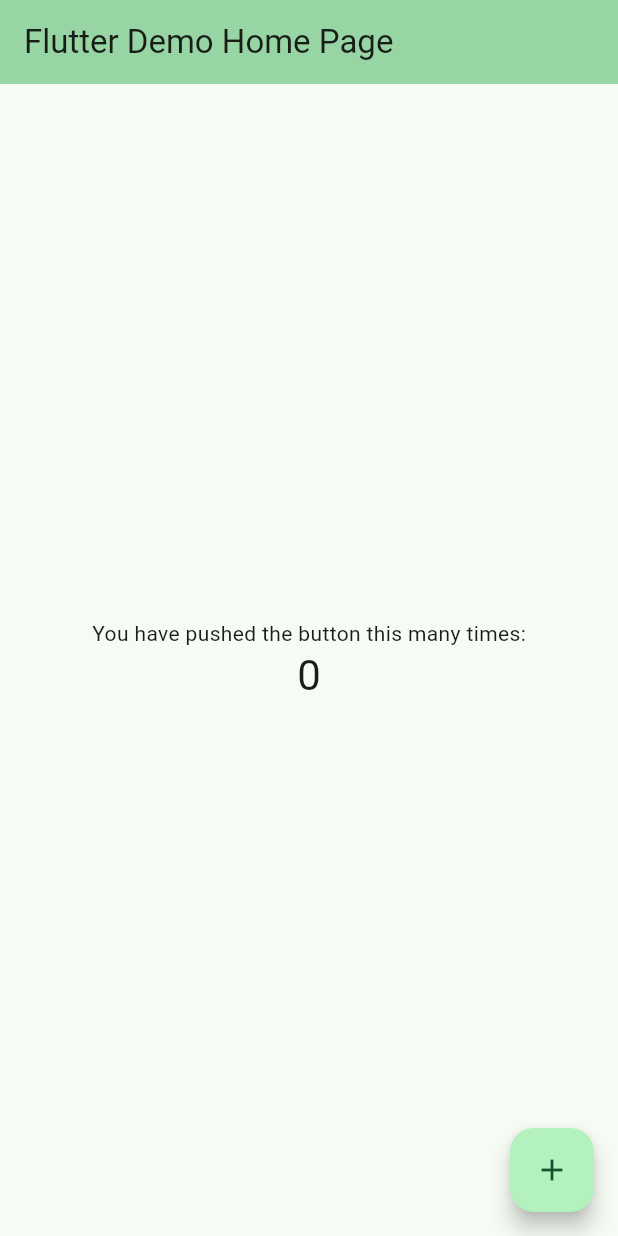
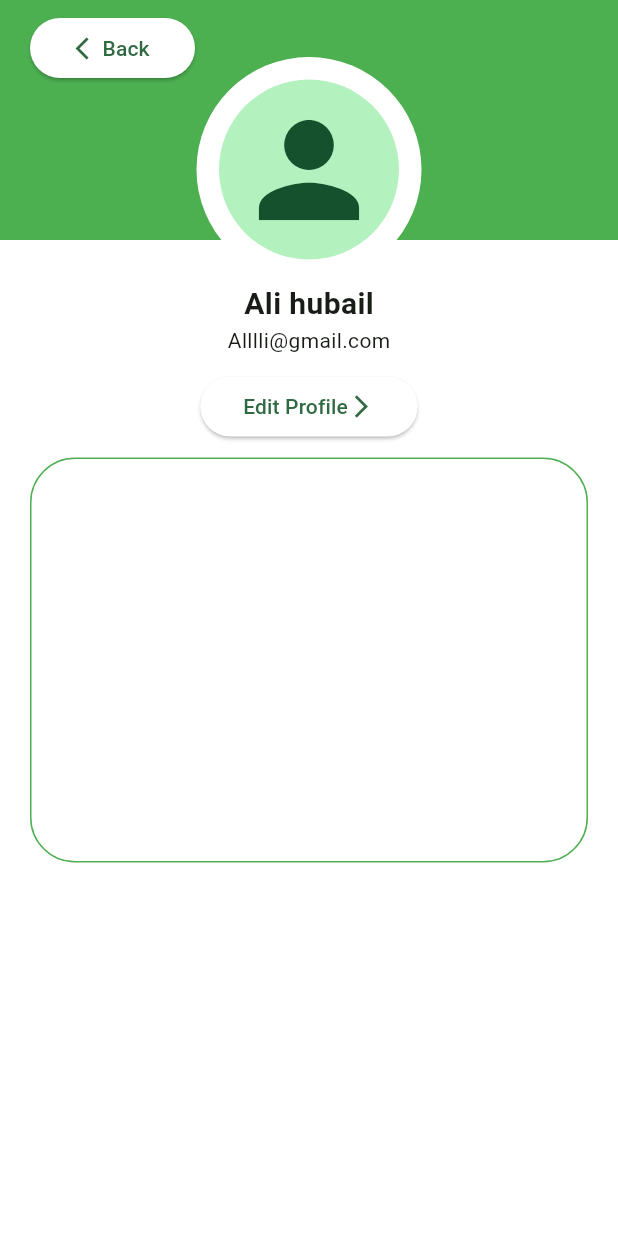
Before and after one commit to haidar1337/flutter-hackathon-uniapp-2023, a Flutter app: the screen it shows after launch, on a phone screen of 412 x 824 dp. Run offline on Flutter 3.47's test engine with Material 3 defaults, Android fonts, the light colour scheme and no system bars.

Commit message:
profile page

```diff
--- /dev/null
+++ b/lib/features/profile/presentation/profile_page.dart
@@ -0,0 +1,119 @@
+import 'package:flutter/material.dart';
+
+const Color pageBackColor = Colors.white;
+const Color rectBackColor = Colors.green;
+const Color backButtonColor = Colors.white;
+const double boxHight = 160;
+const String personName = "Ali hubail";
+const String personEmail = "Alllli@gmail.com";
+
+class ProfilePage extends StatefulWidget {
+  const ProfilePage({super.key});
+
+  @override
+  State<ProfilePage> createState() => _ProfilePageState();
+}
+
+class _ProfilePageState extends State<ProfilePage> {
+  @override
+  Widget build(BuildContext context) {
+    return Scaffold(
+      backgroundColor: pageBackColor,
+      body: Stack(
+        children: [
+          Expanded(
+            child: Container(
+              color: rectBackColor,
+              width: double.maxFinite,
+              height: boxHight,
+            ),
+          ),
+          Padding(
+            padding: const EdgeInsets.only(left: 20.0, top: 8.0, bottom: 8.0),
+            child: SafeArea(
+              child: SizedBox(
+                width: 110,
+                child: ElevatedButton(
+                  style: const ButtonStyle(
+                    backgroundColor: MaterialStatePropertyAll(backButtonColor),
+                  ),
+                  onPressed: () {},
+                  child: const Row(
+                    mainAxisAlignment: MainAxisAlignment.center,
+                    children: [
+                      Icon(Icons.arrow_back_ios),
+                      Text("Back"),
+                    ],
+                  ),
+                ),
+              ),
+            ),
+          ),
+          Padding(
+            padding: const EdgeInsets.only(
+              top: 8.0,
+              bottom: 8.0,
+              right: 20.0,
+              left: 20.0,
+            ),
+            child: Column(
+              children: [
+                const Center(
+                  child: SizedBox(height: boxHight - 130),
+                ),
+                const CircleAvatar(
+                  radius: 75,
+                  backgroundColor: pageBackColor,
+                  child: CircleAvatar(
+                    // backgroundImage: , // provide the image
+                    radius: 60,
+                    child: Icon(
+                      Icons.person,
+                      size: 100,
+                    ),
+                  ),
+                ),
+                const Text(
+                  personName,
+                  style: TextStyle(fontSize: 20, fontWeight: FontWeight.bold),
+                ),
+                const Text(personEmail),
+                const SizedBox(height: 10),
+                SizedBox(
+                  width: 145,
+                  child: ElevatedButton(
+                    style: const ButtonStyle(
+                      backgroundColor:
+                          MaterialStatePropertyAll(backButtonColor),
+                    ),
+                    onPressed: () {},
+                    child: const Row(
+                      mainAxisAlignment: MainAxisAlignment.center,
+                      children: [
+                        Text("Edit Profile"),
+                        Icon(Icons.arrow_forward_ios),
+                      ],
+                    ),
+                  ),
+                ),
+                const SizedBox(height: 10),
+                Container(
+                  padding: const EdgeInsets.all(8.0),
+                  height: 270,
+                  width: double.maxFinite,
+                  decoration: BoxDecoration(
+                      color: Colors.transparent,
+                      border: Border.all(
+                        color: rectBackColor,
+                      ),
+                      borderRadius:
+                          const BorderRadius.all(Radius.circular(30))),
+                ),
+              ],
+            ),
+          )
+        ],
+      ),
+    );
+  }
+}
--- a/lib/main.dart
+++ b/lib/main.dart
@@ -1,4 +1,5 @@
 import 'package:flutter/material.dart';
+import 'package:projectname/features/profile/presentation/profile_page.dart';
 
 void main() {
   runApp(const MyApp());
@@ -62,50 +63,53 @@
     // The Flutter framework has been optimized to make rerunning build methods
     // fast, so that you can just rebuild anything that needs updating rather
     // than having to individually change instances of widgets.
-    return Scaffold(
-      appBar: AppBar(
-        // TRY THIS: Try changing the color here to a specific color (to
-        // Colors.amber, perhaps?) and trigger a hot reload to see the AppBar
-        // change color while the other colors stay the same.
-        backgroundColor: Theme.of(context).colorScheme.inversePrimary,
-        // Here we take the value from the MyHomePage object that was created by
-        // the App.build method, and use it to set our appbar title.
-        title: Text(widget.title),
-      ),
-      body: Center(
-        // Center is a layout widget. It takes a single child and positions it
-        // in the middle of the parent.
-        child: Column(
-          // Column is also a layout widget. It takes a list of children and
-          // arranges them vertically. By default, it sizes itself to fit its
-          // children horizontally, and tries to be as tall as its parent.
-          //
-          // Column has various properties to control how it sizes itself and
-          // how it positions its children. Here we use mainAxisAlignment to
-          // center the children vertically; the main axis here is the vertical
-          // axis because Columns are vertical (the cross axis would be
-          // horizontal).
-          //
-          // TRY THIS: Invoke "debug painting" (choose the "Toggle Debug Paint"
-          // action in the IDE, or press "p" in the console), to see the
-          // wireframe for each widget.
-          mainAxisAlignment: MainAxisAlignment.center,
-          children: <Widget>[
-            const Text(
-              'You have pushed the button this many times:',
-            ),
-            Text(
-              '$_counter',
-              style: Theme.of(context).textTheme.headlineMedium,
-            ),
-          ],
-        ),
-      ),
-      floatingActionButton: FloatingActionButton(
-        onPressed: _incrementCounter,
-        tooltip: 'Increment',
-        child: const Icon(Icons.add),
-      ), // This trailing comma makes auto-formatting nicer for build methods.
-    );
+    return const ProfilePage();
   }
 }
+
+
+// Scaffold(
+//       appBar: AppBar(
+//         // TRY THIS: Try changing the color here to a specific color (to
+//         // Colors.amber, perhaps?) and trigger a hot reload to see the AppBar
+//         // change color while the other colors stay the same.
+//         backgroundColor: Theme.of(context).colorScheme.inversePrimary,
+//         // Here we take the value from the MyHomePage object that was created by
+//         // the App.build method, and use it to set our appbar title.
+//         title: Text(widget.title),
+//       ),
+//       body: Center(
+//         // Center is a layout widget. It takes a single child and positions it
+//         // in the middle of the parent.
+//         child: Column(
+//           // Column is also a layout widget. It takes a list of children and
+//           // arranges them vertically. By default, it sizes itself to fit its
+//           // children horizontally, and tries to be as tall as its parent.
+//           //
+//           // Column has various properties to control how it sizes itself and
+//           // how it positions its children. Here we use mainAxisAlignment to
+//           // center the children vertically; the main axis here is the vertical
+//           // axis because Columns are vertical (the cross axis would be
+//           // horizontal).
+//           //
+//           // TRY THIS: Invoke "debug painting" (choose the "Toggle Debug Paint"
+//           // action in the IDE, or press "p" in the console), to see the
+//           // wireframe for each widget.
+//           mainAxisAlignment: MainAxisAlignment.center,
+//           children: <Widget>[
+//             const Text(
+//               'You have pushed the button this many times:',
+//             ),
+//             Text(
+//               '$_counter',
+//               style: Theme.of(context).textTheme.headlineMedium,
+//             ),
+//           ],
+//         ),
+//       ),
+//       floatingActionButton: FloatingActionButton(
+//         onPressed: _incrementCounter,
+//         tooltip: 'Increment',
+//         child: const Icon(Icons.add),
+//       ), // This trailing comma makes auto-formatting nicer for build methods.
+//     );
```
Also changed, not shown: pubspec.lock.
